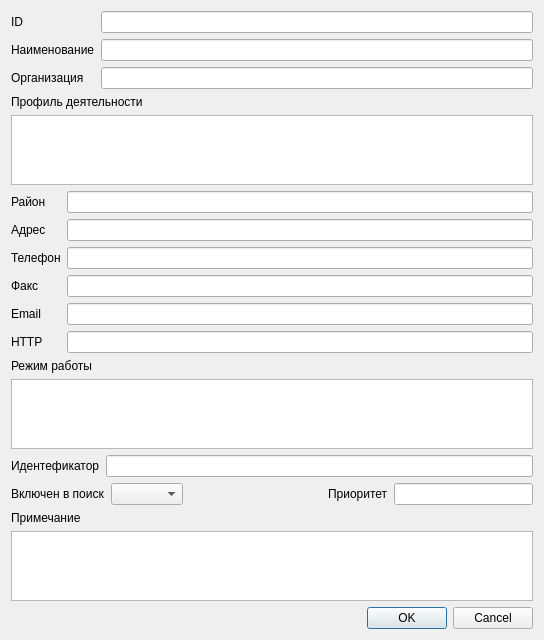
balamyt92/AutoInfo, file firmdialog.ui: the form before one commit.
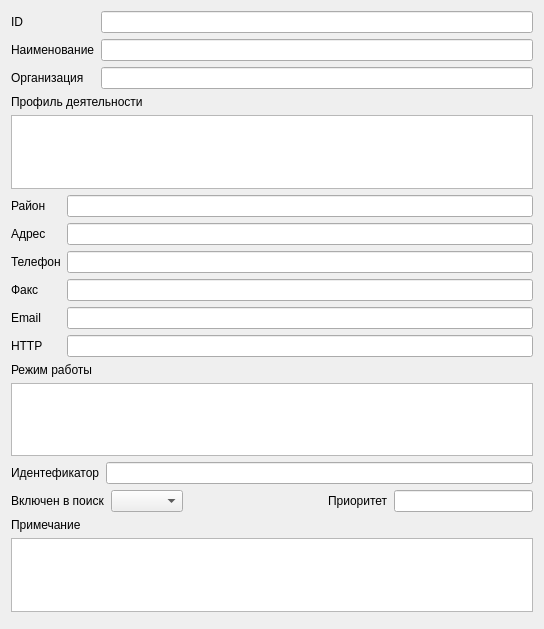
The form after the commit.

The edit to the form file:
```diff
--- a/firmdialog.ui
+++ b/firmdialog.ui
@@ -211,7 +211,7 @@
       <enum>Qt::Horizontal</enum>
      </property>
      <property name="standardButtons">
-      <set>QDialogButtonBox::Cancel|QDialogButtonBox::Ok</set>
+      <set>QDialogButtonBox::NoButton</set>
      </property>
     </widget>
    </item>
```
